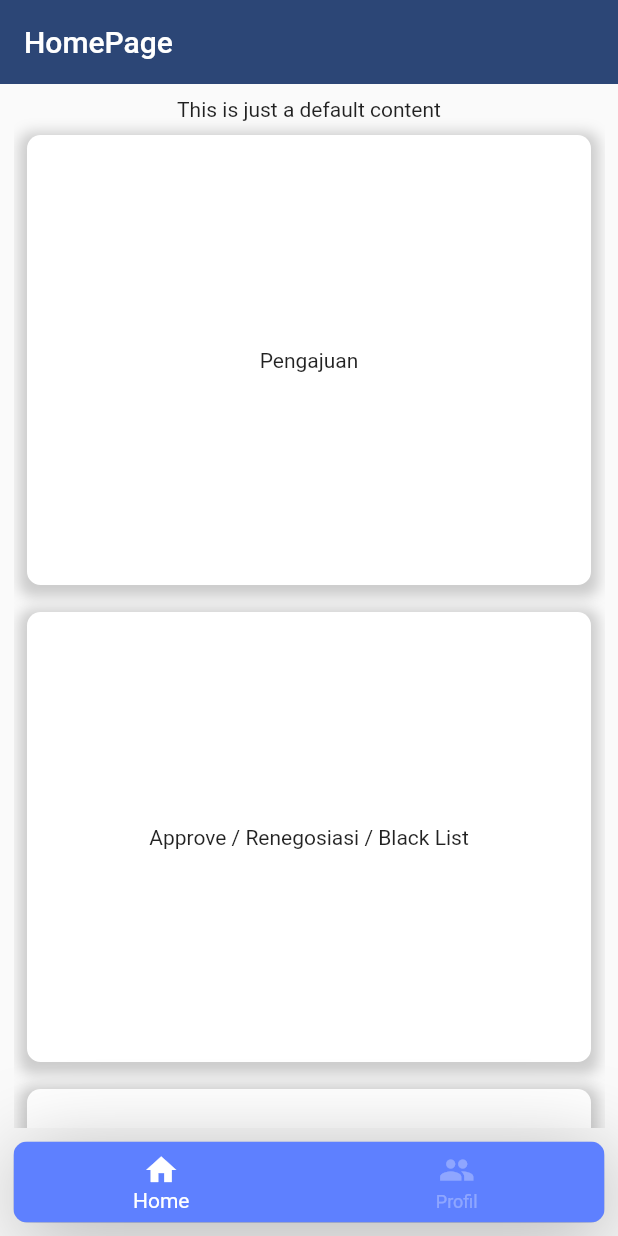
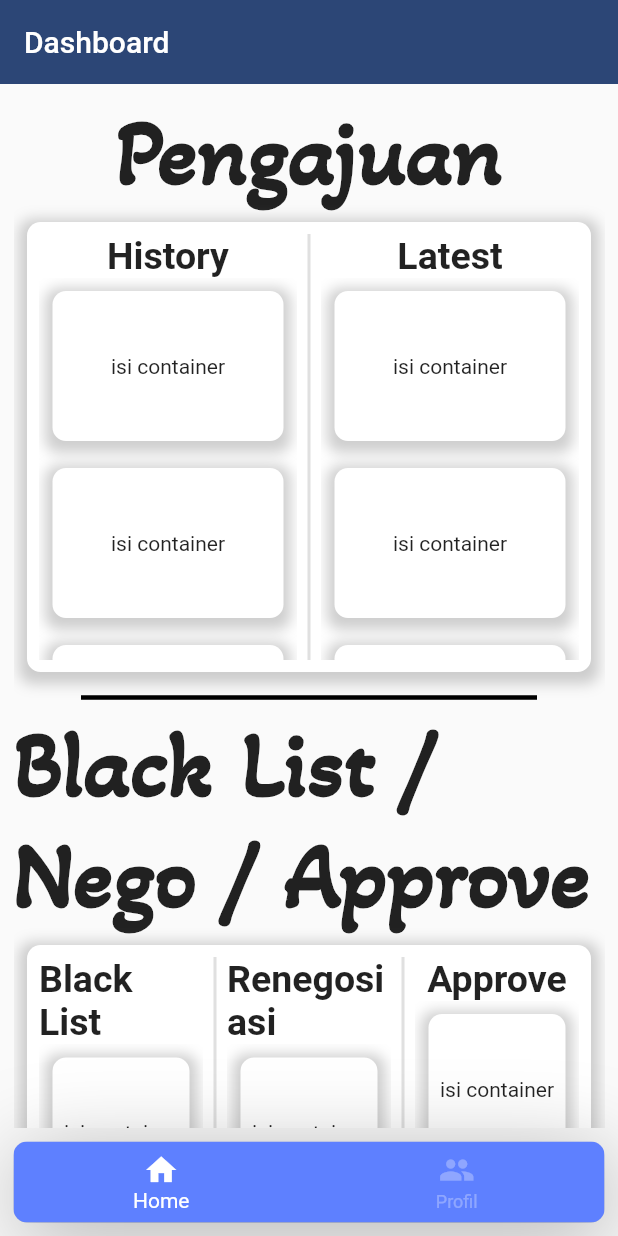
Before and after one commit to dimlat/acc_admin, a Flutter app: the screen it shows after launch, on a phone screen of 412 x 824 dp. Run offline on Flutter 3.47's test engine with Material 2 defaults, Android fonts, the phone set to English and light mode, and no system bars; our stand-ins replace firebase_auth, firebase_core, get, google_fonts; accounts and stored records are empty.

Commit message:
templating done

```diff
--- a/lib/features/home/presentation/pages/home_page.dart
+++ b/lib/features/home/presentation/pages/home_page.dart
@@ -1,8 +1,15 @@
 import 'package:flutter/material.dart';
+import 'package:flutter/widgets.dart';
 
 import '../../../../core/constants/color.dart';
+import '../../../../core/constants/font_styling.dart';
 import '../../../../core/constants/size.dart';
-import '../../../../core/constants/wording_default.dart';
+import '../widgets/akad/akad_widget.dart';
+import '../widgets/approve_renego_black_list/approve_renego_black_list_widget.dart';
+import '../widgets/check_fisik/check_fisik_widget.dart';
+import '../widgets/pengajuan/pengajuan_widget.dart';
+import '../widgets/reusable_container_widget.dart';
+import '../widgets/valid/valid_widget.dart';
 
 class HomePage extends StatelessWidget {
   const HomePage({Key? key}) : super(key: key);
@@ -12,7 +19,7 @@ class HomePage extends StatelessWidget {
     return SafeArea(
       child: Scaffold(
         appBar: AppBar(
-          title: const Text("HomePage"),
+          title: const Text("Dashboard"),
           centerTitle: false,
           backgroundColor: kColorDarkPrimary,
           elevation: 0,
@@ -20,7 +27,8 @@ class HomePage extends StatelessWidget {
             color: kColorFontPrimary,
           ),
         ),
-        body: Padding(
+        body: Center(
+          child: Padding(
             padding: EdgeInsets.all(kDefaultPadding),
             child: LayoutBuilder(
               builder: (
@@ -35,107 +43,43 @@ class HomePage extends StatelessWidget {
                   child: SingleChildScrollView(
                     child: Column(
                       children: [
-                      Text(kDefaultTextContent),
-                      Container(
-                        alignment: Alignment.center,
-                        margin: EdgeInsets.all(kDefaultPadding),
-                        height: 300,
-                        decoration: BoxDecoration(
-                          color: Colors.white,
-                          borderRadius: BorderRadius.all(
-                              Radius.circular(kDefaultPadding)),
-                          boxShadow: [
-                            BoxShadow(
-                              color: Colors.grey.withOpacity(0.5),
-                              spreadRadius: 5,
-                              blurRadius: 7,
-                              offset: const Offset(
-                                  0, 3), // changes position of shadow
+                        Text("Pengajuan", style: kFontHeaderStyle),
+                        const ReusableContainerWidget(child: PengajuanWidget()),
+                        Divider(
+                          thickness: 3,
+                          color: Colors.black,
+                          indent: kDefaultPadding * 5,
+                          endIndent: kDefaultPadding * 5,
                         ),
-                          ],
+                        Text("Black List / Nego / Approve",
+                            style: kFontHeaderStyle),
+                        const ReusableContainerWidget(
+                            child: ApproveRenegoBlackListWidget()),
+                        Divider(
+                          thickness: 3,
+                          color: Colors.black,
+                          indent: kDefaultPadding * 5,
+                          endIndent: kDefaultPadding * 5,
                         ),
-                        child: const Text("Pengajuan"),
+                        Text("Check Fisik", style: kFontHeaderStyle),
+                        const ReusableContainerWidget(
+                            child: CheckFisikWidget()),
+                        Divider(
+                          thickness: 3,
+                          color: Colors.black,
+                          indent: kDefaultPadding * 5,
+                          endIndent: kDefaultPadding * 5,
                         ),
-                      Container(
-                        alignment: Alignment.center,
-                        margin: EdgeInsets.all(kDefaultPadding),
-                        height: 300,
-                        decoration: BoxDecoration(
-                          color: Colors.white,
-                          borderRadius: BorderRadius.all(
-                              Radius.circular(kDefaultPadding)),
-                          boxShadow: [
-                            BoxShadow(
-                              color: Colors.grey.withOpacity(0.5),
-                              spreadRadius: 5,
-                              blurRadius: 7,
-                              offset: const Offset(
-                                  0, 3), // changes position of shadow
+                        Text("Akad", style: kFontHeaderStyle),
+                        const ReusableContainerWidget(child: AkadWidget()),
+                        Divider(
+                          thickness: 3,
+                          color: Colors.black,
+                          indent: kDefaultPadding * 5,
+                          endIndent: kDefaultPadding * 5,
                         ),
-                          ],
-                        ),
-                        child: const Text("Approve / Renegosiasi / Black List"),
-                      ),
-                      Container(
-                        alignment: Alignment.center,
-                        margin: EdgeInsets.all(kDefaultPadding),
-                        height: 300,
-                        decoration: BoxDecoration(
-                          color: Colors.white,
-                          borderRadius: BorderRadius.all(
-                              Radius.circular(kDefaultPadding)),
-                          boxShadow: [
-                            BoxShadow(
-                              color: Colors.grey.withOpacity(0.5),
-                              spreadRadius: 5,
-                              blurRadius: 7,
-                              offset: const Offset(
-                                  0, 3), // changes position of shadow
-                            ),
-                          ],
-                        ),
-                        child: const Text("Check Fisik"),
-                      ),
-                      Container(
-                        alignment: Alignment.center,
-                        margin: EdgeInsets.all(kDefaultPadding),
-                        height: 300,
-                        decoration: BoxDecoration(
-                          color: Colors.white,
-                          borderRadius: BorderRadius.all(
-                              Radius.circular(kDefaultPadding)),
-                          boxShadow: [
-                            BoxShadow(
-                              color: Colors.grey.withOpacity(0.5),
-                              spreadRadius: 5,
-                              blurRadius: 7,
-                              offset: const Offset(
-                                  0, 3), // changes position of shadow
-                            ),
-                          ],
-                        ),
-                        child: const Text("Akad"),
-                      ),
-                      Container(
-                        alignment: Alignment.center,
-                        margin: EdgeInsets.all(kDefaultPadding),
-                        height: 300,
-                        decoration: BoxDecoration(
-                          color: Colors.white,
-                          borderRadius: BorderRadius.all(
-                              Radius.circular(kDefaultPadding)),
-                          boxShadow: [
-                            BoxShadow(
-                              color: Colors.grey.withOpacity(0.5),
-                              spreadRadius: 5,
-                              blurRadius: 7,
-                              offset: const Offset(
-                                  0, 3), // changes position of shadow
-                            ),
-                          ],
-                        ),
-                        child: const Text("Valid"),
-                      ),
+                        Text("Valid", style: kFontHeaderStyle),
+                        const ReusableContainerWidget(child: ValidWidget()),
                       ],
                     ),
                   ),
@@ -144,6 +88,7 @@ class HomePage extends StatelessWidget {
             ),
           ),
         ),
+      ),
     );
   }
 }
--- /dev/null
+++ b/lib/features/home/presentation/widgets/approve_renego_black_list/approve_renego_black_list_widget.dart
@@ -0,0 +1,78 @@
+import 'package:flutter/material.dart';
+
+import '../../../../../core/constants/font_styling.dart';
+import '../detail_card_widget.dart';
+
+class ApproveRenegoBlackListWidget extends StatelessWidget {
+  const ApproveRenegoBlackListWidget({
+    Key? key,
+  }) : super(key: key);
+
+  @override
+  Widget build(BuildContext context) {
+    return Padding(
+      padding: const EdgeInsets.all(8.0),
+      child: Row(
+        mainAxisAlignment: MainAxisAlignment.spaceEvenly,
+        children: [
+          Expanded(
+            child: Column(
+              children: [
+                Text("Black List", style: kFontTitleStyle),
+                Expanded(
+                  child: SingleChildScrollView(
+                    child: Column(
+                      children: const [
+                        DetailCardWidget(),
+                        DetailCardWidget(),
+                        DetailCardWidget(),
+                      ],
+                    ),
+                  ),
+                ),
+              ],
+            ),
+          ),
+          const VerticalDivider(thickness: 2),
+          Expanded(
+            child: Column(
+              children: [
+                Text("Renegosiasi", style: kFontTitleStyle),
+                Expanded(
+                  child: SingleChildScrollView(
+                    child: Column(
+                      children: const [
+                        DetailCardWidget(),
+                        DetailCardWidget(),
+                        DetailCardWidget(),
+                      ],
+                    ),
+                  ),
+                ),
+              ],
+            ),
+          ),
+          const VerticalDivider(thickness: 2),
+          Expanded(
+            child: Column(
+              children: [
+                Text("Approve", style: kFontTitleStyle),
+                Expanded(
+                  child: SingleChildScrollView(
+                    child: Column(
+                      children: const [
+                        DetailCardWidget(),
+                        DetailCardWidget(),
+                        DetailCardWidget(),
+                      ],
+                    ),
+                  ),
+                ),
+              ],
+            ),
+          ),
+        ],
+      ),
+    );
+  }
+}
--- /dev/null
+++ b/lib/features/home/presentation/widgets/detail_card_widget.dart
@@ -0,0 +1,32 @@
+import 'package:flutter/material.dart';
+
+import '../../../../core/constants/size.dart';
+
+class DetailCardWidget extends StatelessWidget {
+  const DetailCardWidget({
+    Key? key,
+  }) : super(key: key);
+
+  @override
+  Widget build(BuildContext context) {
+    return Container(
+      alignment: Alignment.center,
+      margin: EdgeInsets.all(kDefaultPadding),
+      height: 100,
+      width: 383,
+      decoration: BoxDecoration(
+        color: Colors.white,
+        borderRadius: BorderRadius.all(Radius.circular(kDefaultPadding)),
+        boxShadow: [
+          BoxShadow(
+            color: Colors.grey.withOpacity(0.5),
+            spreadRadius: 5,
+            blurRadius: 7,
+            offset: const Offset(0, 3), // changes position of shadow
+          ),
+        ],
+      ),
+      child: const Text("isi container"),
+    );
+  }
+}
--- /dev/null
+++ b/lib/features/home/presentation/widgets/pengajuan/pengajuan_widget.dart
@@ -0,0 +1,59 @@
+import 'package:flutter/material.dart';
+
+import '../../../../../core/constants/font_styling.dart';
+import '../detail_card_widget.dart';
+
+class PengajuanWidget extends StatelessWidget {
+  const PengajuanWidget({
+    Key? key,
+  }) : super(key: key);
+
+  @override
+  Widget build(BuildContext context) {
+    return Padding(
+      padding: const EdgeInsets.all(8.0),
+      child: Row(
+        mainAxisAlignment: MainAxisAlignment.spaceEvenly,
+        children: [
+          Expanded(
+            child: Column(
+              children: [
+                Text("History", style: kFontTitleStyle),
+                Expanded(
+                  child: SingleChildScrollView(
+                    child: Column(
+                      children: const [
+                        DetailCardWidget(),
+                        DetailCardWidget(),
+                        DetailCardWidget(),
+                      ],
+                    ),
+                  ),
+                ),
+              ],
+            ),
+          ),
+          const VerticalDivider(thickness: 2),
+          Expanded(
+            child: Column(
+              children: [
+                Text("Latest", style: kFontTitleStyle),
+                Expanded(
+                  child: SingleChildScrollView(
+                    child: Column(
+                      children: const [
+                        DetailCardWidget(),
+                        DetailCardWidget(),
+                        DetailCardWidget(),
+                      ],
+                    ),
+                  ),
+                ),
+              ],
+            ),
+          ),
+        ],
+      ),
+    );
+  }
+}
--- /dev/null
+++ b/lib/features/home/presentation/widgets/reusable_container_widget.dart
@@ -0,0 +1,33 @@
+import 'package:flutter/material.dart';
+
+import '../../../../core/constants/size.dart';
+
+class ReusableContainerWidget extends StatelessWidget {
+  final Widget? child;
+  const ReusableContainerWidget({
+    Key? key,
+    @required this.child,
+  }) : super(key: key);
+
+  @override
+  Widget build(BuildContext context) {
+    return Container(
+      alignment: Alignment.center,
+      margin: EdgeInsets.all(kDefaultPadding),
+      height: 300,
+      decoration: BoxDecoration(
+        color: Colors.white,
+        borderRadius: BorderRadius.all(Radius.circular(kDefaultPadding)),
+        boxShadow: [
+          BoxShadow(
+            color: Colors.grey.withOpacity(0.5),
+            spreadRadius: 5,
+            blurRadius: 7,
+            offset: const Offset(0, 3), // changes position of shadow
+          ),
+        ],
+      ),
+      child: child,
+    );
+  }
+}
```
Also changed, not shown: lib/features/home/presentation/widgets/akad/akad_widget.dart (added, +59 -0 lines), lib/features/home/presentation/widgets/check_fisik/check_fisik_widget.dart (added, +59 -0 lines), lib/features/home/presentation/widgets/valid/valid_widget.dart (added, +59 -0 lines). Lines whose indentation alone changed are shown as unchanged.
